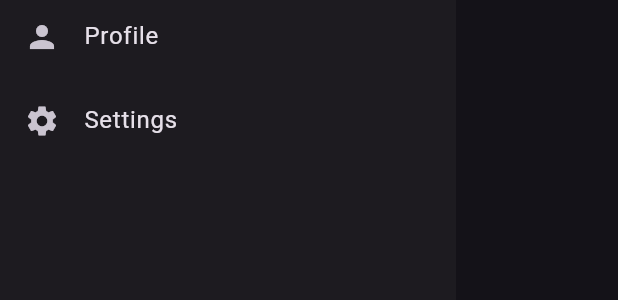
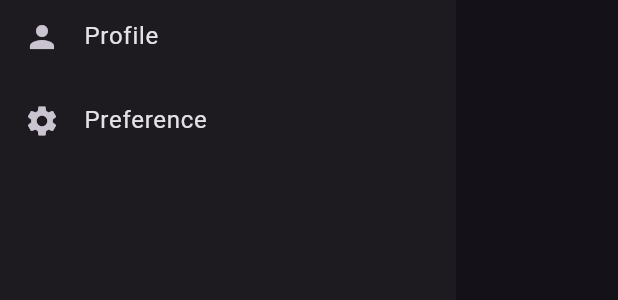
Before and after one commit to cmj0121/glacial, a Flutter app: the GlacialDrawer widget shown alone on an empty page, opened directly, on a phone screen of 412 x 824 dp. Shown: the part 343-643 px from the top of the screen. Run offline on Flutter 3.47's test engine with Material 3 defaults, Android fonts, the phone set to English and light mode, and no system bars; our stand-ins replace flutter_dotenv, flutter_native_splash, flutter_riverpod, flutter_secure_storage, go_router, logger and 3 more; accounts and stored records are empty.

Commit message:
style(preference): setup the dummy preference setting page
    The preference setting page is the global configuation that controls
    the view of the app, including the theme, the style and the features

```diff
--- a/lib/app.dart
+++ b/lib/app.dart
@@ -57,12 +57,18 @@ class CoreApp extends ConsumerWidget {
             return const LandingPage();
           },
         ),
-
         // The mastodon server explorer page
         GoRoute(
           path: RoutePath.explorer.path,
           builder: (BuildContext context, GoRouterState state) {
             return const ServerExplorer();
+          },
+        ),
+        // The system preference page to view or edit the app settings
+        GoRoute(
+          path: RoutePath.preference.path,
+          builder: (BuildContext context, GoRouterState state) {
+            return const SystemPreference();
           },
         ),
       ],
@@ -80,7 +86,6 @@ class CoreApp extends ConsumerWidget {
       RoutePath.timeline: const WIP(),
       RoutePath.trends: const WIP(),
       RoutePath.notifications: WIP(),
-      RoutePath.settings: const WIP(),
       RoutePath.admin: const WIP(),
       RoutePath.post: const WIP(),
     };
--- a/lib/core.dart
+++ b/lib/core.dart
@@ -2,8 +2,9 @@
 export 'package:go_router/go_router.dart';
 
 export 'cores/misc.dart';
+export 'cores/routes.dart';
 export 'cores/screens.dart';
-export 'cores/routes.dart';
+export 'cores/storage.dart';
 export 'l10n/app_localizations.dart';
 
 // vim: set ts=2 sw=2 sts=2 et:
--- a/lib/cores/routes.dart
+++ b/lib/cores/routes.dart
@@ -8,11 +8,11 @@ enum RoutePath {
   explorer,          // The server explorer page of the app to explore the Mastodon server.
   webview,           // The in-app webview page of the app.
   media,             // The media viewer page of the app to view the media content.
+  preference,        // The preference settings page of the app.
   // The home page of the Glacial, showing the timeline, trends, notifications, and other features.
   timeline,          // The timeline page of the app.
   trends,            // The trends page of the app.
   notifications,     // The notifications page of the app.
-  settings,          // The settings page of the app.
   admin,             // The admin page of the app.
   search,            // The search page of the app.
   hashtag,           // The hashtag page of the app.
@@ -34,6 +34,8 @@ enum RoutePath {
         return '/explorer';
       case RoutePath.webview:
         return '/webview';
+      case RoutePath.preference:
+        return '/preference';
       case RoutePath.media:
         return '/media';
       case RoutePath.timeline:
@@ -42,8 +44,6 @@ enum RoutePath {
         return '/home/trends';
       case RoutePath.notifications:
         return '/home/notifications';
-      case RoutePath.settings:
-        return '/home/settings';
       case RoutePath.admin:
         return '/home/admin';
       case RoutePath.search:
--- /dev/null
+++ b/lib/features/extensions.dart
@@ -0,0 +1,5 @@
+// The core exposed extensions for the Glacial app.
+
+export 'preference/extensions.dart';
+
+// vim: set ts=2 sw=2 sts=2 et:
--- a/lib/features/glacial/models/core.dart
+++ b/lib/features/glacial/models/core.dart
@@ -63,7 +63,7 @@ enum SidebarButtonType {
 enum DrawerButtonType {
   switchServer,
   profile,
-  settings,
+  preference,
   logout;
 
   // The icon associated with the drawer button type, returns the active or not
@@ -73,7 +73,7 @@ enum DrawerButtonType {
         return Icons.swap_horiz;
       case profile:
         return Icons.person;
-      case settings:
+      case preference:
         return Icons.settings;
       case logout:
         return Icons.logout;
@@ -87,8 +87,8 @@ enum DrawerButtonType {
         return AppLocalizations.of(context)?.btn_drawer_switch_server ?? "Switch Server";
       case profile:
         return AppLocalizations.of(context)?.btn_drawer_profile ?? "Profile";
-      case settings:
-        return AppLocalizations.of(context)?.btn_drawer_settings ?? "Settings";
+      case preference:
+        return AppLocalizations.of(context)?.btn_drawer_preference ?? "Preference";
       case logout:
         return AppLocalizations.of(context)?.btn_drawer_logout ?? "Logout";
     }
@@ -100,10 +100,10 @@ enum DrawerButtonType {
         return RoutePath.explorer;
       case profile:
         return RoutePath.profile;
-      case settings:
-        return RoutePath.settings;
+      case preference:
+        return RoutePath.preference;
       case logout:
-        return RoutePath.landing;
+        return RoutePath.timeline; // Logout does not have a specific route, it will be handled in the app logic.
     }
   }
 }
--- a/lib/features/models.dart
+++ b/lib/features/models.dart
@@ -1,5 +1,6 @@
 // The global export of feature models
 
 export 'glacial/models/core.dart';
+export 'preference/models/core.dart';
 
 // vim: set ts=2 sw=2 sts=2 et:
--- /dev/null
+++ b/lib/features/preference/extensions.dart
@@ -0,0 +1,20 @@
+// The extensions implementation for the preference feature.
+import 'dart:async';
+
+import 'package:flutter_riverpod/flutter_riverpod.dart';
+
+import 'package:glacial/core.dart';
+import 'package:glacial/features/models.dart';
+
+extension SystemPreferenceSchemaExtension on Storage {
+  // Load the system preference settings from the storage.
+  Future<SystemPreferenceSchema?> loadPreference(WidgetRef ref) async {
+    final String? json = await getString(SystemPreferenceSchema.key);
+    final SystemPreferenceSchema? preference = json == null ? null : SystemPreferenceSchema.fromString(json);
+
+    ref.read(preferenceProvider.notifier).state = preference;
+    logger.i("loaded system preference: $json");
+    return preference;
+  }
+}
+// vim: set ts=2 sw=2 sts=2 et:
--- a/lib/features/screens.dart
+++ b/lib/features/screens.dart
@@ -3,5 +3,6 @@
 export 'explore/screens/core.dart';
 export 'glacial/screens/core.dart';
 export 'mastodon/screens/core.dart';
+export 'preference/screens/core.dart';
 
 // vim: set ts=2 sw=2 sts=2 et:
--- a/lib/l10n/app_en.arb
+++ b/lib/l10n/app_en.arb
@@ -3,6 +3,7 @@
   "btn_search": "Search",
   "btn_close": "Close",
   "btn_clear": "Clear",
+  "btn_exit": "Exit",
   "btn_history": "History",
   "btn_sidebar_timelines": "Timelines",
   "btn_sidebar_trendings": "Trendings",
@@ -11,7 +12,7 @@
   "btn_sidebar_post": "Toot",
   "btn_drawer_switch_server": "Switch Server",
   "btn_drawer_profile": "Profile",
-  "btn_drawer_settings": "Settings",
+  "btn_drawer_preference": "Preference",
   "btn_drawer_logout": "Logout",
   "txt_search_history": "Search History",
   "txt_helper_server_explorer": "Search for a Mastodon server",
--- a/lib/l10n/app_localizations.dart
+++ b/lib/l10n/app_localizations.dart
@@ -112,6 +112,12 @@ abstract class AppLocalizations {
   /// **'Clear'**
   String get btn_clear;
 
+  /// No description provided for @btn_exit.
+  ///
+  /// In en, this message translates to:
+  /// **'Exit'**
+  String get btn_exit;
+
   /// No description provided for @btn_history.
   ///
   /// In en, this message translates to:
@@ -160,11 +166,11 @@ abstract class AppLocalizations {
   /// **'Profile'**
   String get btn_drawer_profile;
 
-  /// No description provided for @btn_drawer_settings.
+  /// No description provided for @btn_drawer_preference.
   ///
   /// In en, this message translates to:
-  /// **'Settings'**
-  String get btn_drawer_settings;
+  /// **'Preference'**
+  String get btn_drawer_preference;
 
   /// No description provided for @btn_drawer_logout.
   ///
--- a/lib/l10n/app_localizations_en.dart
+++ b/lib/l10n/app_localizations_en.dart
@@ -16,6 +16,9 @@ class AppLocalizationsEn extends AppLocalizations {
 
   @override
   String get btn_clear => 'Clear';
+
+  @override
+  String get btn_exit => 'Exit';
 
   @override
   String get btn_history => 'History';
@@ -42,7 +45,7 @@ class AppLocalizationsEn extends AppLocalizations {
   String get btn_drawer_profile => 'Profile';
 
   @override
-  String get btn_drawer_settings => 'Settings';
+  String get btn_drawer_preference => 'Preference';
 
   @override
   String get btn_drawer_logout => 'Logout';
```
Also changed, not shown: lib/cores/storage.dart (added, +43 -0 lines), lib/features/glacial/screens/core.dart (+15 -5 lines), lib/features/preference/models/core.dart (added, +35 -0 lines), lib/features/preference/screens/core.dart (added, +48 -0 lines).
